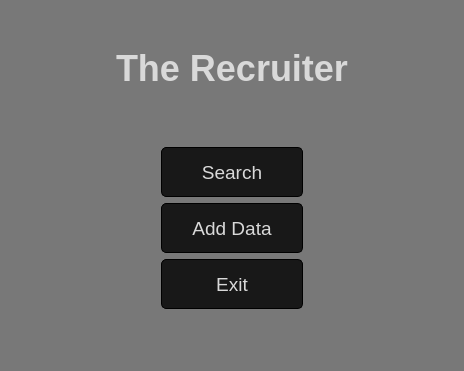
Qt form src/app/pages/main_menu_page.ui (l0stplains/Tubes3_TheRecruiter) before a commit.
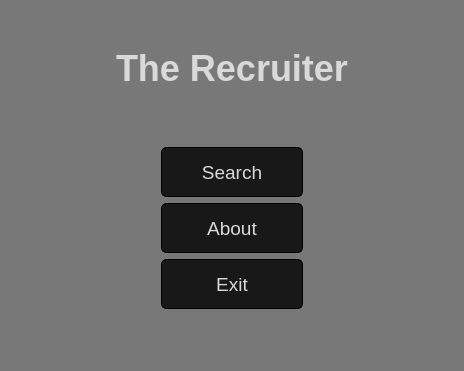
The same form after that commit. Icons and pictures are not drawn.

Commit message: fix: change about page

Diff of the .ui file:
```diff
--- a/src/app/pages/main_menu_page.ui
+++ b/src/app/pages/main_menu_page.ui
@@ -201,7 +201,7 @@
                <item>
                 <widget class="QPushButton" name="addBtn">
                  <property name="enabled">
-                  <bool>false</bool>
+                  <bool>true</bool>
                  </property>
                  <property name="sizePolicy">
                   <sizepolicy hsizetype="Expanding" vsizetype="Expanding">
@@ -230,7 +230,7 @@
                   <cursorShape>PointingHandCursor</cursorShape>
                  </property>
                  <property name="text">
-                  <string>Add Data</string>
+                  <string>About</string>
                  </property>
                 </widget>
                </item>
```
The commit also changes 5 other files.
